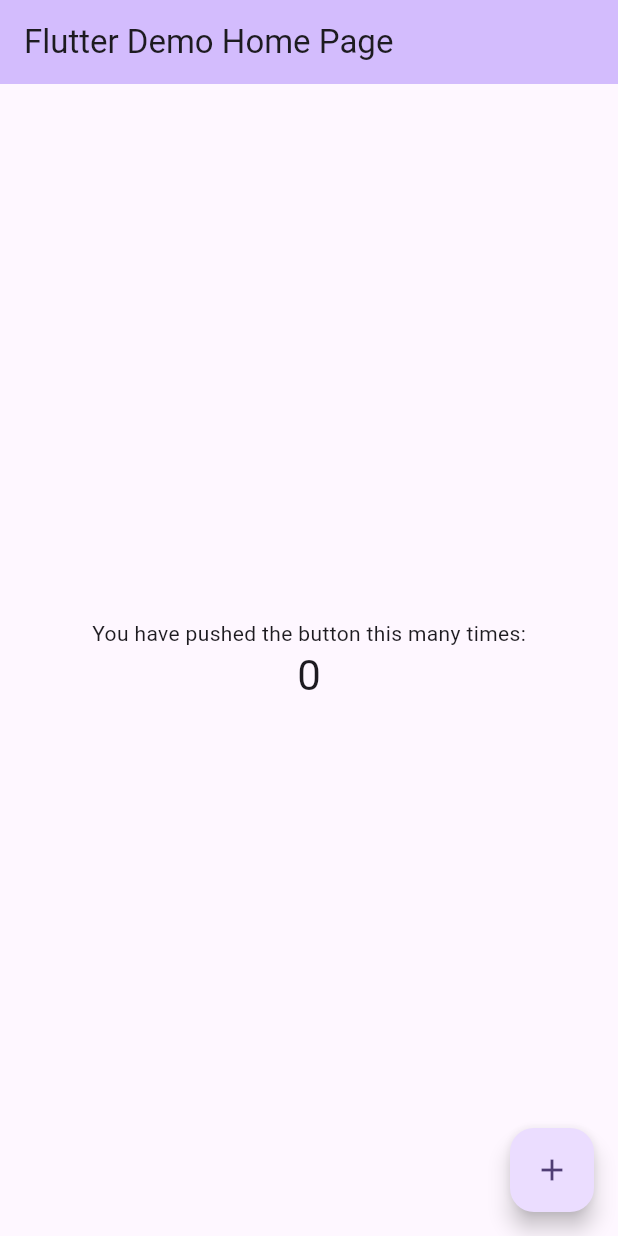
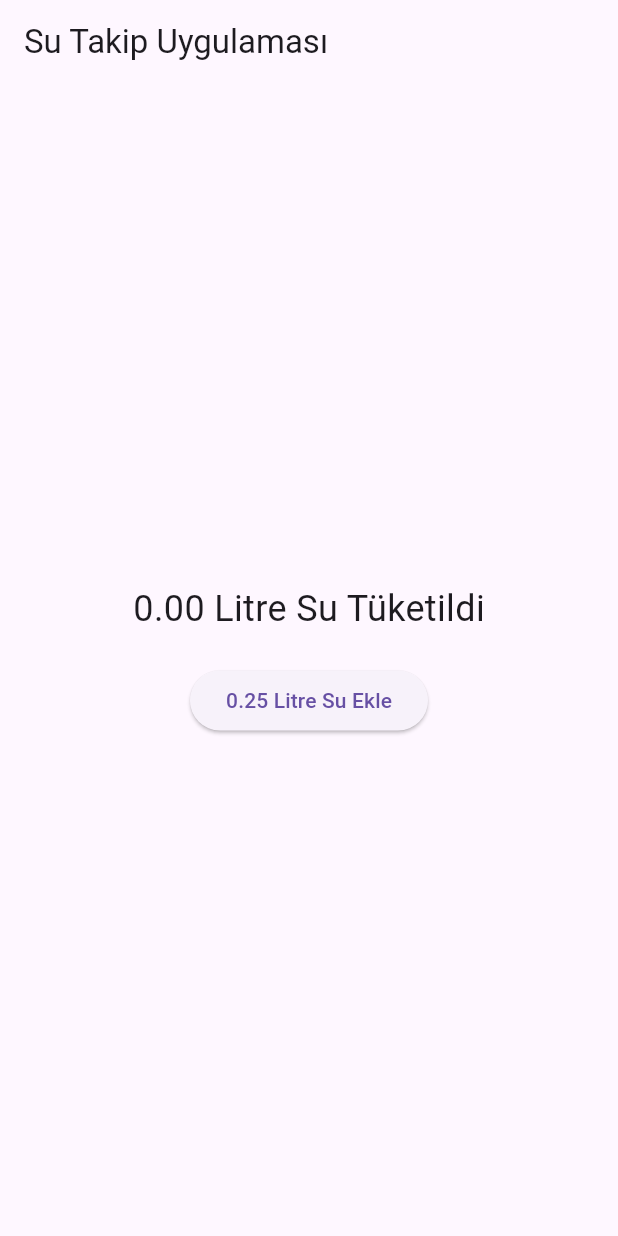
Before and after one commit to caliksefa/water_tracker_app, a Flutter app: the screen it shows after launch, on a phone screen of 412 x 824 dp. Run offline on Flutter 3.47's test engine with Material 3 defaults, Android fonts, the phone set to English and light mode, and no system bars.

Commit message:
First Commands were written.

```diff
--- a/lib/main.dart
+++ b/lib/main.dart
@@ -4,119 +4,56 @@ void main() {
   runApp(const MyApp());
 }
 
+// MyApp widget’ı uygulamanın kökü, MaterialApp ile tema ve ana sayfayı belirtiyoruz.
 class MyApp extends StatelessWidget {
-  const MyApp({super.key});
+  const MyApp({Key? key}) : super(key: key);
 
-  // This widget is the root of your application.
   @override
   Widget build(BuildContext context) {
     return MaterialApp(
-      title: 'Flutter Demo',
-      theme: ThemeData(
-        // This is the theme of your application.
-        //
-        // TRY THIS: Try running your application with "flutter run". You'll see
-        // the application has a purple toolbar. Then, without quitting the app,
-        // try changing the seedColor in the colorScheme below to Colors.green
-        // and then invoke "hot reload" (save your changes or press the "hot
-        // reload" button in a Flutter-supported IDE, or press "r" if you used
-        // the command line to start the app).
-        //
-        // Notice that the counter didn't reset back to zero; the application
-        // state is not lost during the reload. To reset the state, use hot
-        // restart instead.
-        //
-        // This works for code too, not just values: Most code changes can be
-        // tested with just a hot reload.
-        colorScheme: ColorScheme.fromSeed(seedColor: Colors.deepPurple),
-      ),
-      home: const MyHomePage(title: 'Flutter Demo Home Page'),
+      title: 'Su Takip Uygulaması',
+      theme: ThemeData(primarySwatch: Colors.blue),
+      home: const HomePage(), // Uygulama açıldığında gösterilecek ekran
     );
   }
 }
 
-class MyHomePage extends StatefulWidget {
-  const MyHomePage({super.key, required this.title});
-
-  // This widget is the home page of your application. It is stateful, meaning
-  // that it has a State object (defined below) that contains fields that affect
-  // how it looks.
-
-  // This class is the configuration for the state. It holds the values (in this
-  // case the title) provided by the parent (in this case the App widget) and
-  // used by the build method of the State. Fields in a Widget subclass are
-  // always marked "final".
-
-  final String title;
+// HomePage StatefulWidget, çünkü su miktarı değişecek, UI güncellenecek
+class HomePage extends StatefulWidget {
+  const HomePage({Key? key}) : super(key: key);
 
   @override
-  State<MyHomePage> createState() => _MyHomePageState();
+  State<HomePage> createState() => _HomePageState();
 }
 
-class _MyHomePageState extends State<MyHomePage> {
-  int _counter = 0;
-
-  void _incrementCounter() {
-    setState(() {
-      // This call to setState tells the Flutter framework that something has
-      // changed in this State, which causes it to rerun the build method below
-      // so that the display can reflect the updated values. If we changed
-      // _counter without calling setState(), then the build method would not be
-      // called again, and so nothing would appear to happen.
-      _counter++;
-    });
-  }
+class _HomePageState extends State<HomePage> {
+  double waterAmount = 0.0; // Su miktarını tutan değişken (litre cinsinden)
 
   @override
   Widget build(BuildContext context) {
-    // This method is rerun every time setState is called, for instance as done
-    // by the _incrementCounter method above.
-    //
-    // The Flutter framework has been optimized to make rerunning build methods
-    // fast, so that you can just rebuild anything that needs updating rather
-    // than having to individually change instances of widgets.
     return Scaffold(
-      appBar: AppBar(
-        // TRY THIS: Try changing the color here to a specific color (to
-        // Colors.amber, perhaps?) and trigger a hot reload to see the AppBar
-        // change color while the other colors stay the same.
-        backgroundColor: Theme.of(context).colorScheme.inversePrimary,
-        // Here we take the value from the MyHomePage object that was created by
-        // the App.build method, and use it to set our appbar title.
-        title: Text(widget.title),
-      ),
+      appBar: AppBar(title: const Text('Su Takip Uygulaması')),
       body: Center(
-        // Center is a layout widget. It takes a single child and positions it
-        // in the middle of the parent.
         child: Column(
-          // Column is also a layout widget. It takes a list of children and
-          // arranges them vertically. By default, it sizes itself to fit its
-          // children horizontally, and tries to be as tall as its parent.
-          //
-          // Column has various properties to control how it sizes itself and
-          // how it positions its children. Here we use mainAxisAlignment to
-          // center the children vertically; the main axis here is the vertical
-          // axis because Columns are vertical (the cross axis would be
-          // horizontal).
-          //
-          // TRY THIS: Invoke "debug painting" (choose the "Toggle Debug Paint"
-          // action in the IDE, or press "p" in the console), to see the
-          // wireframe for each widget.
           mainAxisAlignment: MainAxisAlignment.center,
-          children: <Widget>[
-            const Text('You have pushed the button this many times:'),
+          children: [
             Text(
-              '$_counter',
-              style: Theme.of(context).textTheme.headlineMedium,
+              '${waterAmount.toStringAsFixed(2)} Litre Su Tüketildi',
+              style: const TextStyle(fontSize: 24),
+            ),
+            const SizedBox(height: 20),
+            ElevatedButton(
+              onPressed: () {
+                setState(() {
+                  waterAmount +=
+                      0.25; // Butona basınca su miktarını 0.25 litre artır
+                });
+              },
+              child: const Text('0.25 Litre Su Ekle'),
             ),
           ],
         ),
       ),
-      floatingActionButton: FloatingActionButton(
-        onPressed: _incrementCounter,
-        tooltip: 'Increment',
-        child: const Icon(Icons.add),
-      ), // This trailing comma makes auto-formatting nicer for build methods.
     );
   }
 }
--- a/pubspec.yaml
+++ b/pubspec.yaml
@@ -2,7 +2,7 @@ name: water_reminding_project
 description: "A new Flutter project."
 # The following line prevents the package from being accidentally published to
 # pub.dev using `flutter pub publish`. This is preferred for private packages.
-publish_to: 'none' # Remove this line if you wish to publish to pub.dev
+publish_to: "none" # Remove this line if you wish to publish to pub.dev
 
 # The following defines the version and build number for your application.
 # A version number is three numbers separated by dots, like 1.2.43
@@ -53,7 +53,6 @@ dev_dependencies:
 
 # The following section is specific to Flutter packages.
 flutter:
-
   # The following line ensures that the Material Icons font is
   # included with your application, so that you can use the icons in
   # the material Icons class.
```
Also changed, not shown: 1 other file.
